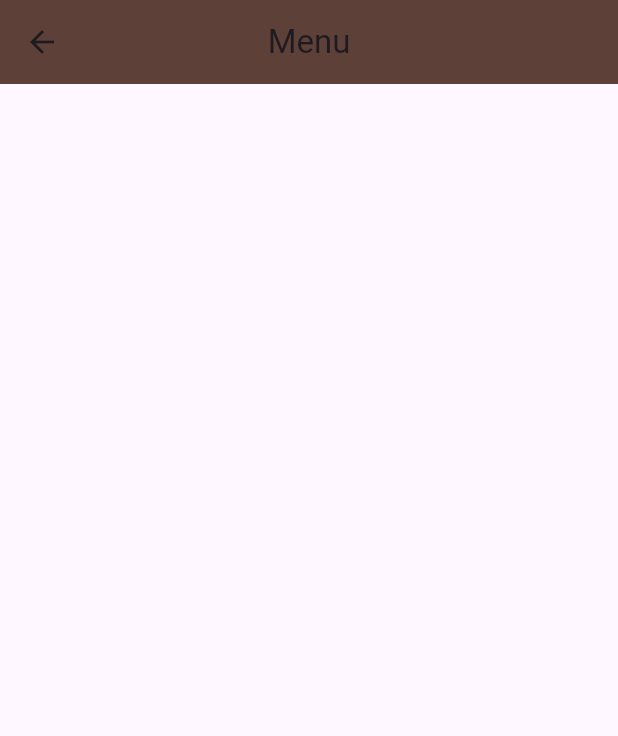
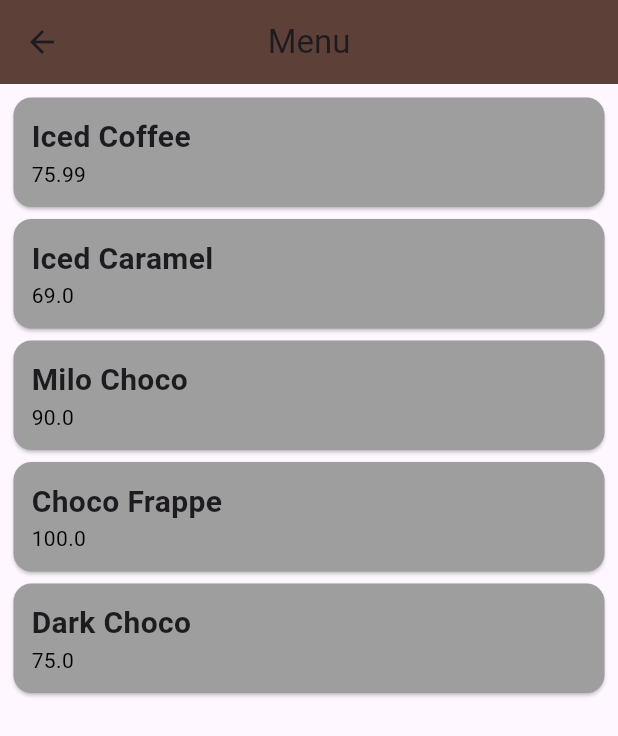
Before and after one commit to jeven2003/front-Kaps, a Flutter app: the Dashboard screen opened directly, after a tap on "Go to Menu", on a phone screen of 412 x 824 dp. Shown: the top 736 px of the screen. Run offline on Flutter 3.47's test engine with Material 3 defaults, Android fonts, the phone set to English and light mode, and no system bars.

Commit message:
final activity 2

```diff
--- /dev/null
+++ b/lib/Services/menuCard.dart
@@ -0,0 +1,34 @@
+import 'package:flutter/material.dart';
+import 'package:untitled2/Services/product.dart';
+
+class Menucard extends StatelessWidget {
+  final Product product;
+
+  Menucard({required this.product});
+
+  @override
+  Widget build(BuildContext context) {
+    return  Card(
+      color: Colors.grey,
+      child: Padding(
+        padding: const EdgeInsets.all(12.0),
+        child: Column(
+          crossAxisAlignment: CrossAxisAlignment.stretch,
+          children: <Widget>[
+            Text(
+              product.productName,
+              style: TextStyle(
+                  fontSize: 20.0,
+                  fontWeight: FontWeight.w700
+              ),
+            ),
+            Text('${product.price}',
+              style: TextStyle(
+                color: Colors.black,
+              ),),
+          ],
+        ),
+      ),
+    );
+  }
+}
--- /dev/null
+++ b/lib/Services/product.dart
@@ -0,0 +1,6 @@
+class Product{
+  String productName;
+  double price;
+
+  Product({required this.productName, required this.price});
+}
--- a/lib/home.dart
+++ b/lib/home.dart
@@ -137,11 +137,8 @@ class _HomeState extends State<Home> {
               ],
             ),
   ],
-
     ),
     ),
     );
-
-
   }
 }
--- a/lib/main.dart
+++ b/lib/main.dart
@@ -4,6 +4,7 @@ import 'package:untitled2/pages/dashboard.dart';
 import 'package:untitled2/pages/menu.dart';
 
 void main() => runApp(MaterialApp(
+  initialRoute: '/menu',
   routes: {
     '/' : (context)=> Dashboard(),
     '/menu': (context) => Menu(),
--- a/lib/pages/menu.dart
+++ b/lib/pages/menu.dart
@@ -1,4 +1,6 @@
 import 'package:flutter/material.dart';
+import 'package:untitled2/Services/product.dart';
+import 'package:untitled2/Services/menuCard.dart';
 
 class Menu extends StatefulWidget {
   const Menu({super.key});
@@ -8,6 +10,41 @@ class Menu extends StatefulWidget {
 }
 
 class _MenuState extends State<Menu> {
+  List products = <Product>[
+    Product(productName: "Iced Coffee", price: 75.99),
+    Product(productName: "Iced Caramel", price: 69.00),
+    Product(productName: "Milo Choco", price: 90.00),
+    Product(productName: "Choco Frappe", price: 100.00),
+    Product(productName: "Dark Choco", price: 75.00),
+  ];
+
+  Widget cardTemplate(product){
+    return Card(
+      color: Colors.grey,
+      child: Padding(
+        padding: const EdgeInsets.all(12.0),
+        child: Column(
+        crossAxisAlignment: CrossAxisAlignment.stretch,
+        children: <Widget>[
+          Text(
+            product.productName,
+            style: TextStyle(
+            fontSize: 20.0,
+              fontWeight: FontWeight.w700
+          ),
+          ),
+          Text('${product.price}',
+          style: TextStyle(
+            color: Colors.black,
+          ),),
+        ],
+      ),
+    ),
+    );
+
+  }
+
+
   @override
   Widget build(BuildContext context) {
     return Scaffold(
@@ -16,6 +53,12 @@ class _MenuState extends State<Menu> {
         backgroundColor: Colors.brown[700],
         centerTitle: true,
       ),
+      body: Padding(
+        padding: EdgeInsets.all(5.0),
+        child: Column(
+          children: products.map((product) => Menucard(product: product)).toList(),
+        ),
+      ),
     );
   }
 }
```
